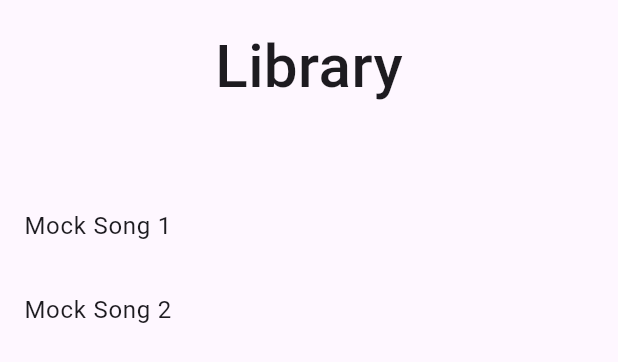
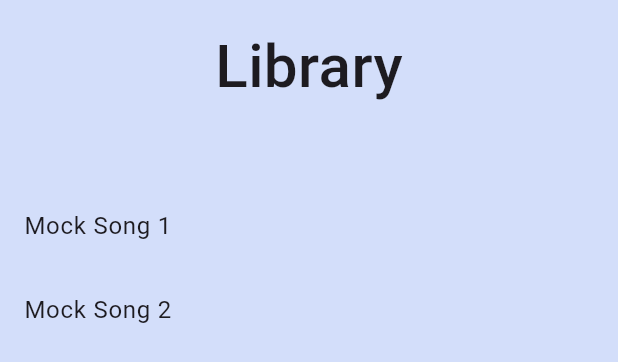
Before and after one commit to Sophavisnuka/Week6-Flutter-Global-state-repo-App-Settings, a Flutter app: the LibraryScreen widget shown alone on an empty page, opened directly, on a phone screen of 412 x 824 dp. Shown: the top 362 px of the screen. Run offline on Flutter 3.47's test engine with Material 3 defaults, Android fonts, the phone set to English and light mode, and no system bars; our stand-ins replace nested.

Commit message:
Complete theme color changing for all screen

```diff
--- a/lib/main_common.dart
+++ b/lib/main_common.dart
@@ -38,7 +38,7 @@ class _MyAppState extends State<MyApp> {
   Widget build(BuildContext context) {
 
     // 1- Get the globbal settings state
-    AppSettingsState settingsState = context.read<AppSettingsState>();
+    AppSettingsState settingsState = context.watch<AppSettingsState>();
 
     return MaterialApp(
       debugShowCheckedModeBanner: false,
--- a/lib/ui/screens/favorite/favorite_screen.dart
+++ b/lib/ui/screens/favorite/favorite_screen.dart
@@ -1,5 +1,6 @@
 import 'package:flutter/material.dart';
 import 'package:provider/provider.dart';
+import 'package:week6_mvvm/ui/states/settings_state.dart';
 
 import '../../../data/repositories/songs/song_repository.dart';
 import '../../../model/songs/song.dart';
@@ -18,9 +19,10 @@ class FavoriteScreen extends StatelessWidget {
 
     // 3 - Watch the globbal player state
     PlayerState playerState = context.read<PlayerState>();
+    AppSettingsState settingsState = context.watch<AppSettingsState>();
 
     return Container(
-
+      color: settingsState.theme.backgroundColor,
       child: Column(
         crossAxisAlignment: CrossAxisAlignment.center,
         children: [
--- a/lib/ui/screens/library/library_screen.dart
+++ b/lib/ui/screens/library/library_screen.dart
@@ -1,5 +1,6 @@
 import 'package:flutter/material.dart';
 import 'package:provider/provider.dart';
+import 'package:week6_mvvm/ui/states/settings_state.dart';
 
 import '../../../data/repositories/songs/song_repository.dart';
 import '../../../model/songs/song.dart';
@@ -17,9 +18,10 @@ class LibraryScreen extends StatelessWidget {
 
     // 3 - Watch the global player state
     PlayerState playerState = context.watch<PlayerState>();
+    AppSettingsState settingsState = context.watch<AppSettingsState>();
 
     return Container(
-
+      color: settingsState.theme.backgroundColor,
       child: Column(
         crossAxisAlignment: CrossAxisAlignment.center,
         children: [
--- a/lib/ui/screens/settings/settings_screen.dart
+++ b/lib/ui/screens/settings/settings_screen.dart
@@ -14,6 +14,7 @@ class SettingsScreen extends StatelessWidget {
     return MaterialApp(
       debugShowCheckedModeBanner: false,
       home: Container(
+        color: settingsState.theme.backgroundColor,
         child: Column(
           crossAxisAlignment: CrossAxisAlignment.center,
           children: [
@@ -35,7 +36,7 @@ class SettingsScreen extends StatelessWidget {
                 .map(
                   (theme) => ThemeColorButton(
                     themeColor: theme,
-                    isSelected: settingsState.theme == settingsState.,
+                    isSelected: settingsState.theme == theme,
                     onTap: (value) {
                       settingsState.changeTheme(value);
                     },
--- a/lib/ui/states/settings_state.dart
+++ b/lib/ui/states/settings_state.dart
@@ -23,7 +23,7 @@ class AppSettingsState extends ChangeNotifier {
   Future<void> changeTheme(ThemeColor themeColor) async {
     if (_appSettings == null) return;
     _appSettings = _appSettings!.copyWith(themeColor: themeColor);
-
+    await _appSettingRepo.save(_appSettings!);
     notifyListeners();
   }
 }
```
Also changed, not shown: lib/main_dev.dart (+7 -1 lines), lib/ui/screens/settings/widget/theme_color_button.dart (line endings or trailing spaces).
